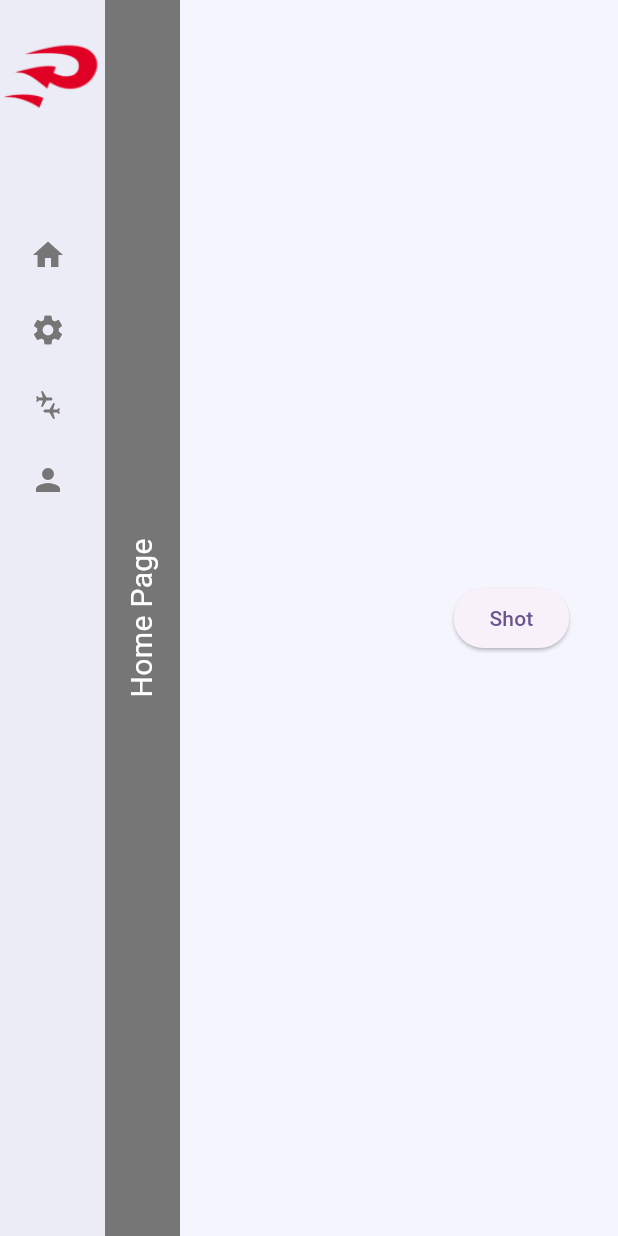
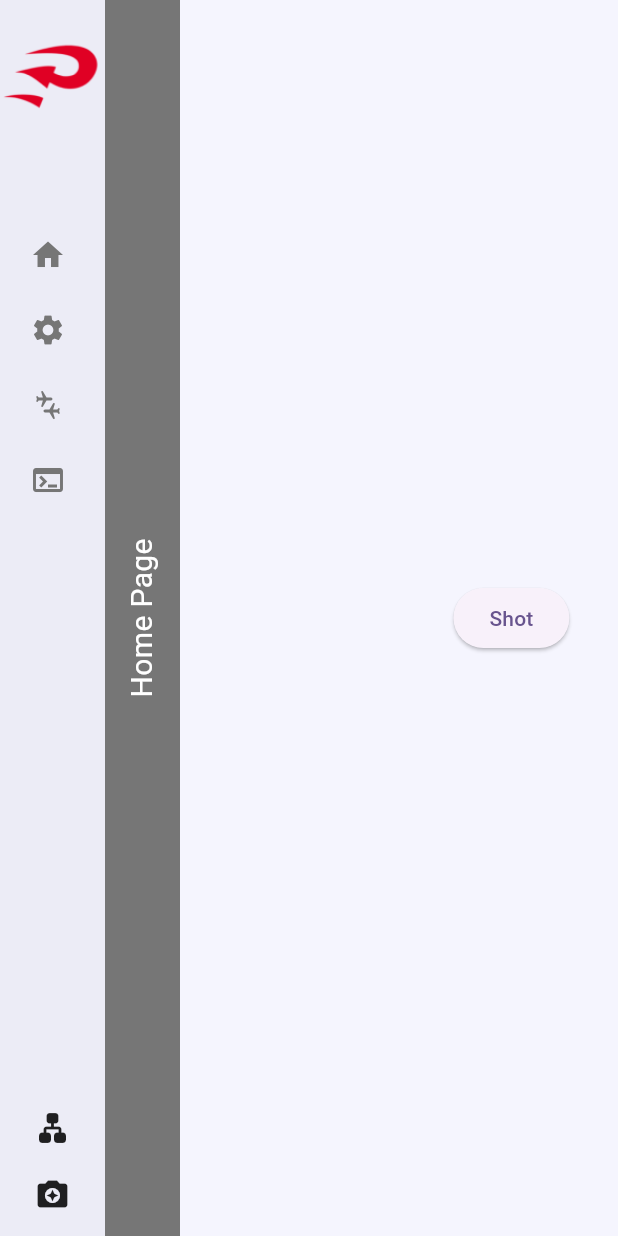
Before and after one commit to souncode/predict_flutter, a Flutter app: the screen it shows after launch, on a phone screen of 412 x 824 dp. Run offline on Flutter 3.47's test engine with Material 3 defaults, Android fonts, the phone set to English and light mode, and no system bars; our stand-ins replace google_fonts; network calls fail.

Commit message:
from Pre

```diff
--- a/lib/Widget/drawer_menu.dart
+++ b/lib/Widget/drawer_menu.dart
@@ -167,7 +167,7 @@ class _DrawerMenuState extends State<DrawerMenu> {
                         Padding(
                           padding: EdgeInsetsGeometry.only(left: 20),
                           child: Icon(
-                            Icons.person,
+                            Icons.terminal,
                             color:
                                 selectedIndex == 4
                                     ? Colors.black
@@ -190,7 +190,13 @@ class _DrawerMenuState extends State<DrawerMenu> {
                     ),
                   ),
                 ),
-                SizedBox(height: 10),
+
+                SizedBox(height: 400),
+                Icon(Icons.lan_rounded),
+                SizedBox(height: 20),
+                Icon(Icons.camera_enhance),
+                SizedBox(height: 20),
+                Icon(Icons.device_hub),
               ],
             ),
           ),
--- a/lib/home_page.dart
+++ b/lib/home_page.dart
@@ -21,6 +21,7 @@ class HomePage extends StatefulWidget {
 class _HomePageState extends State<HomePage> {
   late WebSocketChannel _channel;
   int _currentPage = 1;
+  int _wsStatus =0;
   Map<String, String> cameraImages = {}; // camera name -> base64 image
 
   @override
@@ -90,7 +91,7 @@ class _HomePageState extends State<HomePage> {
                           ? "Setting"
                           : _currentPage == 3
                           ? "Connection"
-                          : "About",
+                          : "Log",
                       style: GoogleFonts.alfaSlabOne(
                         color: Colors.white,
                         fontSize: 20,
@@ -105,12 +106,18 @@ class _HomePageState extends State<HomePage> {
               flex: 8,
               child:
                   _currentPage == 1
-                      ? PredictView()
+                      ? PredictView(
+                        onConnectStatus: (int index) {
+                          setState(() {
+                            _currentPage = index;
+                          });
+                        },
+                      )
                       : _currentPage == 2
                       ? ConfigPage()
                       : _currentPage == 3
                       ? ConnectionPage()
-                      : AboutPage(),
+                      : LogPage(),
             ),
             const Expanded(flex: 1, child: SizedBox()),
           ],
--- a/lib/predict_view.dart
+++ b/lib/predict_view.dart
@@ -1,12 +1,12 @@
 import 'dart:convert';
 import 'package:flutter/material.dart';
 import 'package:predict_ai/widget/camera_image.dart';
-import 'package:predict_ai/widget/drawer_menu.dart';
 import 'package:predict_ai/constant/constant.dart';
 import 'package:web_socket_channel/web_socket_channel.dart';
 
 class PredictView extends StatefulWidget {
-  const PredictView({super.key});
+  final Function(int) onConnectStatus;
+  const PredictView({super.key, required this.onConnectStatus});
 
   @override
   State<PredictView> createState() => _PredictViewState();
```
Also changed, not shown: lib/about_page.dart (+4 -4 lines), GrabImage/Cam 1S_20250618_172611.jpg (deleted), GrabImage/Cam 1S_20250618_172614.jpg (deleted), GrabImage/Cam 1S_20250618_175414.jpg (added), GrabImage/Cam 2_20250618_172611.jpg (deleted), GrabImage/Cam 2_20250618_172614.jpg (deleted), GrabImage/Cam 2_20250618_175414.jpg (added), GrabImage/Cam 3_20250618_172611.jpg (deleted), GrabImage/Cam 3_20250618_172614.jpg (deleted), GrabImage/Cam 3_20250618_175414.jpg (added), GrabImage/Cam 4_20250618_172611.jpg (deleted), GrabImage/Cam 4_20250618_172614.jpg (deleted), GrabImage/Cam 4_20250618_175414.jpg (added).
